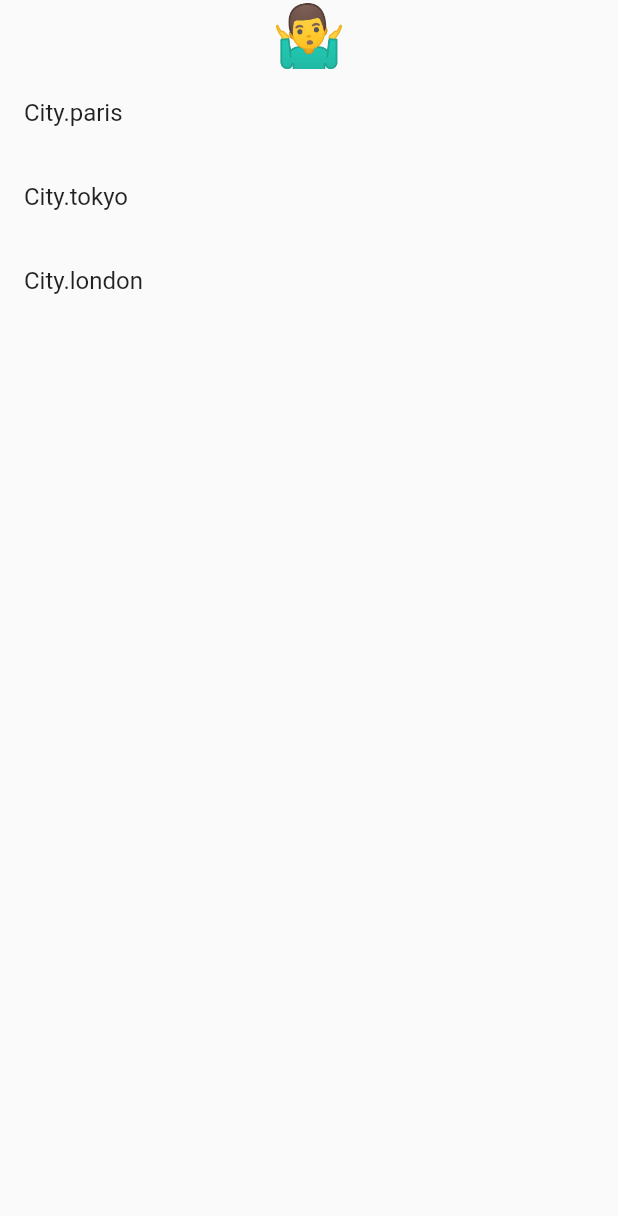
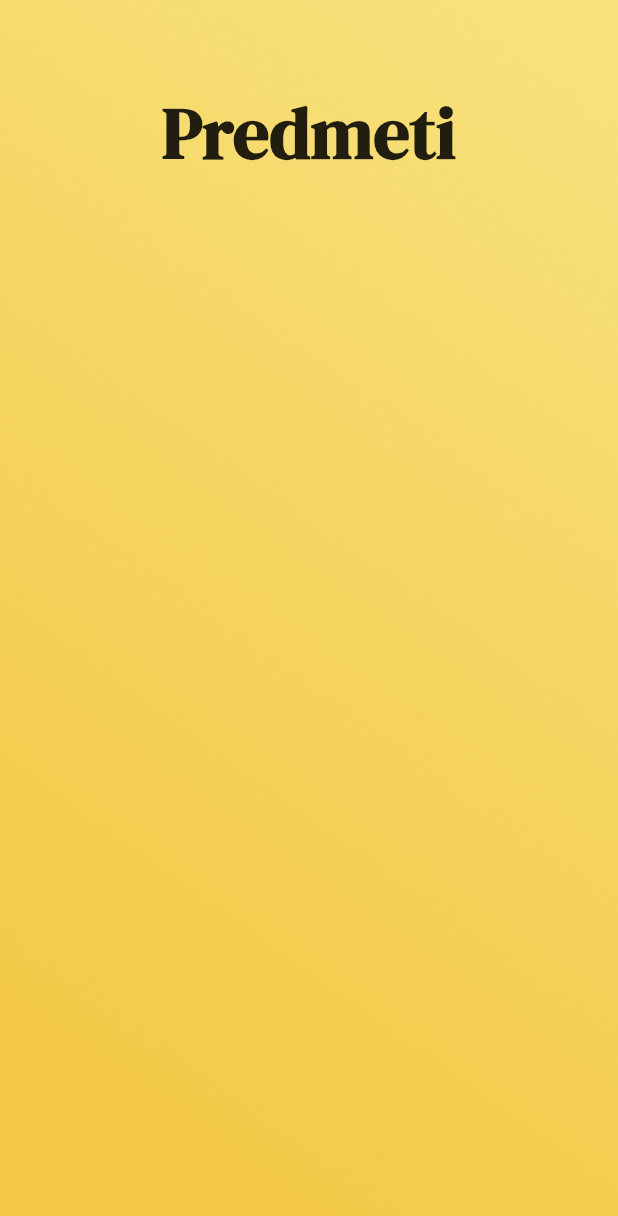
Before and after one commit to doktormacak/FlashCardApp, a Flutter app: the screen it shows after launch, on a phone screen of 412 x 824 dp. Shown: the top 1216 px of the screen. Run offline on Flutter 3.47's test engine with Material 2 defaults, Android fonts, the phone set to English and light mode, and no system bars; our stand-ins replace google_fonts, hooks_riverpod.

Commit message:
added fonts and background

```diff
--- a/flash_cards/analysis_options.yaml
+++ b/flash_cards/analysis_options.yaml
@@ -7,6 +7,11 @@
 
 # The following line activates a set of recommended lints for Flutter apps,
 # packages, and plugins designed to encourage good coding practices.
+
+analyzer:
+  exclude:
+    - '**/*.g.dart'
+    - '**/*.freezed.dart'
 include: package:flutter_lints/flutter.yaml
 
 linter:
--- a/flash_cards/lib/main.dart
+++ b/flash_cards/lib/main.dart
@@ -1,97 +1,21 @@
+import 'package:flash_cards/screens/subjects_screen.dart';
 import 'package:flutter/material.dart';
+import 'package:google_fonts/google_fonts.dart';
 import 'package:hooks_riverpod/hooks_riverpod.dart';
 
 void main() {
   runApp(const ProviderScope(child: MyApp()));
 }
 
-enum City {
-  paris,
-  tokyo,
-  london,
-}
-
-typedef WeatherEmoji = String;
-
-Future<WeatherEmoji> getWeather(City city) {
-  return Future.delayed(
-    const Duration(milliseconds: 300),
-    () => {
-      City.paris: '🌞',
-      City.london: '🌧',
-      City.tokyo: '🌩',
-    }[city]!,
-  );
-}
-
-const unknownWeatherEmoji = '🤷‍♂️';
-
-//UI reads and writes to this
-final currentCityProvider = StateProvider<City?>(
-  (ref) => null,
-);
-
-//UI reads this
-final weatherProvider = FutureProvider<WeatherEmoji>(
-  (ref) {
-    final city = ref.watch(currentCityProvider);
-    if (city != null) {
-      return getWeather(city);
-    } else {
-      return unknownWeatherEmoji;
-    }
-  },
-);
-
 class MyApp extends StatelessWidget {
   const MyApp({Key? key}) : super(key: key);
 
   @override
   Widget build(BuildContext context) {
-    return const MaterialApp(home: Home());
-  }
-}
-
-class Home extends ConsumerWidget {
-  const Home({Key? key}) : super(key: key);
-
-  @override
-  Widget build(BuildContext context, WidgetRef ref) {
-    final currentWeather = ref.watch(
-      weatherProvider,
-    );
-
-    return Scaffold(
-      body: Column(children: [
-        currentWeather.when(
-          data: (data) => Text(
-            data,
-            style: const TextStyle(fontSize: 40),
-          ),
-          error: (_, __) => const Text('Error'),
-          loading: () => const Padding(
-            padding: EdgeInsets.all(8.0),
-            child: CircularProgressIndicator(),
-          ),
-        ),
-        Expanded(
-          child: ListView.builder(
-            itemCount: City.values.length,
-            itemBuilder: (context, index) {
-              final city = City.values[index];
-              final isSelected = city == ref.watch(currentCityProvider);
-              return ListTile(
-                  title: Text(
-                    city.toString(),
-                  ),
-                  trailing: isSelected ? const Icon(Icons.check) : null,
-                  onTap: () {
-                    ref.read(currentCityProvider.notifier).state = city;
-                  });
-            },
-          ),
-        ),
-      ]),
+    return MaterialApp(
+      debugShowCheckedModeBanner: false,
+      theme: ThemeData(textTheme: GoogleFonts.dmSerifDisplayTextTheme()),
+      home: SubjectsScreen(),
     );
   }
 }
--- /dev/null
+++ b/flash_cards/lib/screens/subjects_screen.dart
@@ -0,0 +1,36 @@
+import 'package:flutter/material.dart';
+
+class SubjectsScreen extends StatelessWidget {
+  const SubjectsScreen({Key? key}) : super(key: key);
+
+  @override
+  Widget build(BuildContext context) {
+    return Scaffold(
+      body: Stack(children: [
+        Container(
+          decoration: const BoxDecoration(
+            image: DecorationImage(
+              image: AssetImage("assets/images/gradientBG.png"),
+              fit: BoxFit.cover,
+            ),
+          ),
+        ),
+        Column(children: [
+          const Center(
+            child: Padding(
+              padding: EdgeInsets.only(top: 55.0),
+              child: Text('Predmeti',
+                  style: TextStyle(fontSize: 48, fontWeight: FontWeight.w700)),
+            ),
+          ),
+          Padding(
+            padding: const EdgeInsets.only(left:10.0),
+            child: Container(
+
+            ),
+          ),
+        ]),
+      ]),
+    );
+  }
+}
```
Also changed, not shown: flash_cards/pubspec.yaml (+8 -3 lines), flash_cards/assets/images/gradientBG.png (added), flash_cards/pubspec.lock, 7 other files.
